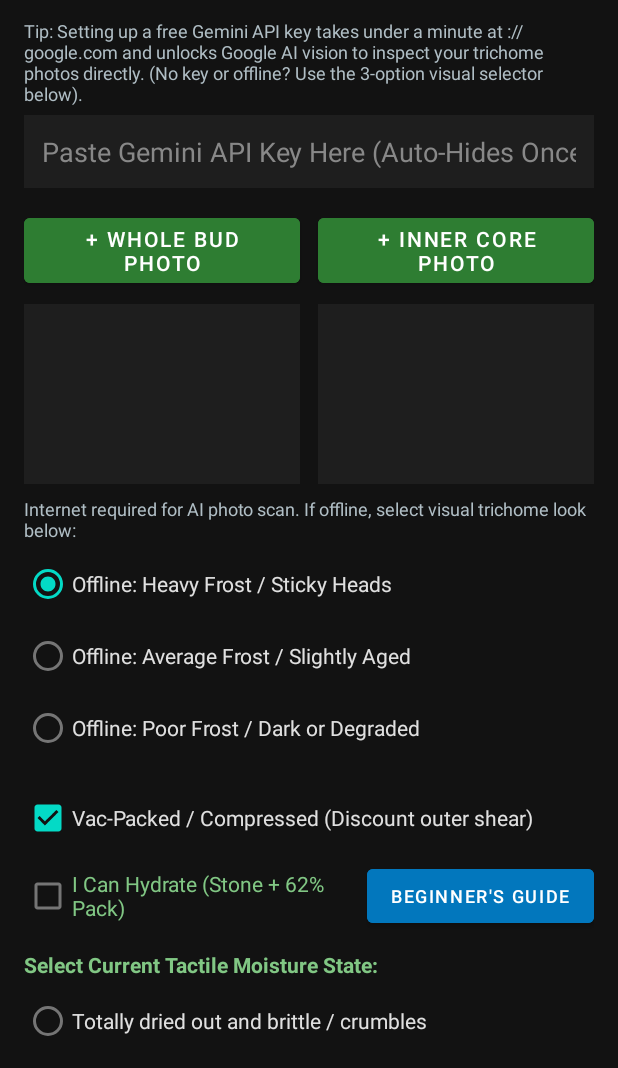
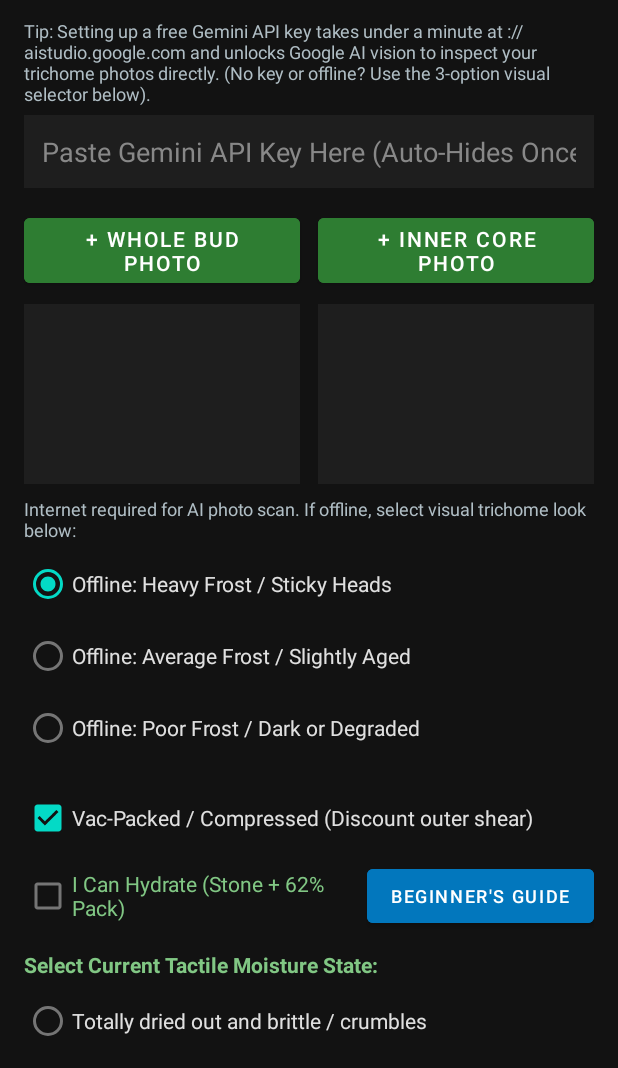
Before and after one commit to sirtokalott-source/Rosin-Ready, an Android app: the screen it shows after launch (MainActivity), on a phone screen of 412 x 824 dp, the part 168-1236 px from its top. Run offline under Robolectric (Android 15) with nearby library versions, the phone set to English and light mode, and no system bars.

Commit message:
Update activity_main.xml

```diff
--- a/app/src/main/res/layout/activity_main.xml
+++ b/app/src/main/res/layout/activity_main.xml
@@ -1,6 +1,6 @@
 <?xml version="1.0" encoding="utf-8"?>
 <ScrollView xmlns:android="http://schemas.android.com/apk/res/android"
-    xmlns:app="http://android.com"
+    xmlns:app="http://schemas.android.com/apk/res-auto"
     android:layout_width="match_parent"
     android:layout_height="match_parent"
     android:background="#121212"
@@ -44,7 +44,7 @@
             <TextView
                 android:layout_width="match_parent"
                 android:layout_height="wrap_content"
-                android:text="Tip: Setting up a free Gemini API key takes under a minute at ://google.com and unlocks Google AI vision to inspect your trichome photos directly. (No key or offline? Use the 3-option visual selector below)."
+                android:text="Tip: Setting up a free Gemini API key takes under a minute at ://aistudio.google.com and unlocks Google AI vision to inspect your trichome photos directly. (No key or offline? Use the 3-option visual selector below)."
                 android:textColor="#B0BEC5"
                 android:textSize="12sp"
                 android:layout_marginBottom="6dp" />
```
